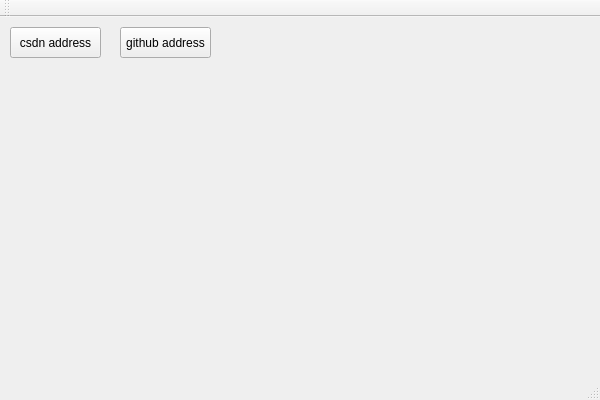
First picture: the form in demo/Widgets_Test/Widgets_Test.ui, repository fengbingchun/Qt_Test, before the edit.
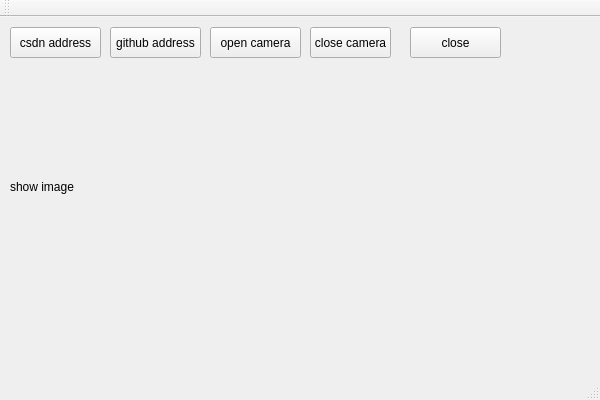
Second picture: the form after the edit.

Commit message: Add QLabel test code: display images

Patch:
```diff
--- a/demo/Widgets_Test/Widgets_Test.ui
+++ b/demo/Widgets_Test/Widgets_Test.ui
@@ -30,7 +30,7 @@
    <widget class="QPushButton" name="github_address">
     <property name="geometry">
      <rect>
-      <x>120</x>
+      <x>110</x>
       <y>10</y>
       <width>91</width>
       <height>31</height>
@@ -40,6 +40,58 @@
      <string>github address</string>
     </property>
    </widget>
+   <widget class="QLabel" name="label_show">
+    <property name="geometry">
+     <rect>
+      <x>10</x>
+      <y>50</y>
+      <width>320</width>
+      <height>240</height>
+     </rect>
+    </property>
+    <property name="text">
+     <string>show image</string>
+    </property>
+   </widget>
+   <widget class="QPushButton" name="button_close">
+    <property name="geometry">
+     <rect>
+      <x>410</x>
+      <y>10</y>
+      <width>91</width>
+      <height>31</height>
+     </rect>
+    </property>
+    <property name="text">
+     <string>close</string>
+    </property>
+   </widget>
+   <widget class="QPushButton" name="open_camera">
+    <property name="geometry">
+     <rect>
+      <x>210</x>
+      <y>10</y>
+      <width>91</width>
+      <height>31</height>
+     </rect>
+    </property>
+    <property name="text">
+     <string>open camera</string>
+    </property>
+   </widget>
+   <widget class="QPushButton" name="close_camera">
+    <property name="geometry">
+     <rect>
+      <x>310</x>
+      <y>10</y>
+      <width>81</width>
+      <height>31</height>
+     </rect>
+    </property>
+    <property name="text">
+     <string>close camera</string>
+    </property>
+   </widget>
   </widget>
   <widget class="QMenuBar" name="menuBar">
    <property name="geometry">
```
The commit also changes 5 other files.
